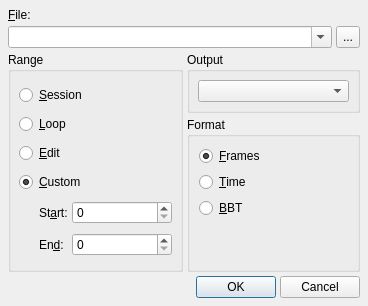
Before: the Qt Designer form src/qtractorExportForm.ui in rncbc/qtractor, drawn with Qt 5.
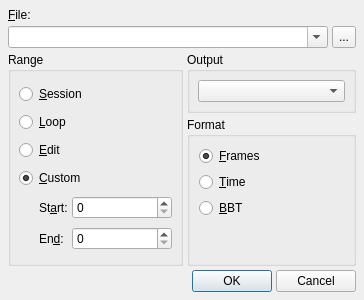
After: the same form once the commit is applied. Icons and pictures are not drawn. Custom widgets are drawn as their Qt base class.

Commit message: - Audio export is taking real shape and form (EXPERIMENTAL).

```diff
--- a/src/qtractorExportForm.ui
+++ b/src/qtractorExportForm.ui
@@ -25,8 +25,8 @@
    <rect>
     <x>0</x>
     <y>0</y>
-    <width>368</width>
-    <height>306</height>
+    <width>364</width>
+    <height>300</height>
    </rect>
   </property>
   <property name="focusPolicy" >
@@ -39,6 +39,12 @@
    <iconset resource="../icons/qtractor.qrc" >:/icons/qtractor.png</iconset>
   </property>
   <layout class="QGridLayout" >
+   <property name="margin" >
+    <number>8</number>
+   </property>
+   <property name="spacing" >
+    <number>4</number>
+   </property>
    <item row="0" column="0" colspan="2" >
     <widget class="QLabel" name="ExportPathTextLabel" >
      <property name="text" >
@@ -106,6 +112,12 @@
       <string>Range</string>
      </property>
      <layout class="QGridLayout" >
+      <property name="margin" >
+       <number>8</number>
+      </property>
+      <property name="spacing" >
+       <number>4</number>
+      </property>
       <item row="0" column="0" colspan="3" >
        <widget class="QRadioButton" name="SessionRangeRadioButton" >
         <property name="toolTip" >
@@ -164,12 +176,12 @@
          <enum>Qt::Horizontal</enum>
         </property>
         <property name="sizeType" >
-         <enum>QSizePolicy::Minimum</enum>
+         <enum>QSizePolicy::Fixed</enum>
         </property>
         <property name="sizeHint" >
          <size>
           <width>16</width>
-          <height>20</height>
+          <height>16</height>
          </size>
         </property>
        </spacer>
@@ -186,12 +198,6 @@
       </item>
       <item row="4" column="2" >
        <widget class="qtractorSpinBox" name="ExportStartSpinBox" >
-        <property name="sizePolicy" >
-         <sizepolicy vsizetype="Fixed" hsizetype="Expanding" >
-          <horstretch>0</horstretch>
-          <verstretch>0</verstretch>
-         </sizepolicy>
-        </property>
         <property name="minimumSize" >
          <size>
           <width>100</width>
@@ -215,12 +221,6 @@
       </item>
       <item row="5" column="2" >
        <widget class="qtractorSpinBox" name="ExportEndSpinBox" >
-        <property name="sizePolicy" >
-         <sizepolicy vsizetype="Fixed" hsizetype="Expanding" >
-          <horstretch>0</horstretch>
-          <verstretch>0</verstretch>
-         </sizepolicy>
-        </property>
         <property name="minimumSize" >
          <size>
           <width>100</width>
@@ -249,12 +249,6 @@
       </property>
       <item>
        <widget class="QComboBox" name="ExportBusNameComboBox" >
-        <property name="sizePolicy" >
-         <sizepolicy vsizetype="Fixed" hsizetype="MinimumExpanding" >
-          <horstretch>0</horstretch>
-          <verstretch>0</verstretch>
-         </sizepolicy>
-        </property>
         <property name="toolTip" >
          <string>Ouput bus name</string>
         </property>
@@ -315,8 +309,8 @@
         </property>
         <property name="sizeHint" >
          <size>
-          <width>20</width>
-          <height>40</height>
+          <width>16</width>
+          <height>16</height>
          </size>
         </property>
        </spacer>
```
Left out of the diff: 24 changed lines with no effect on the pictures. The commit also changes 5 other files.
